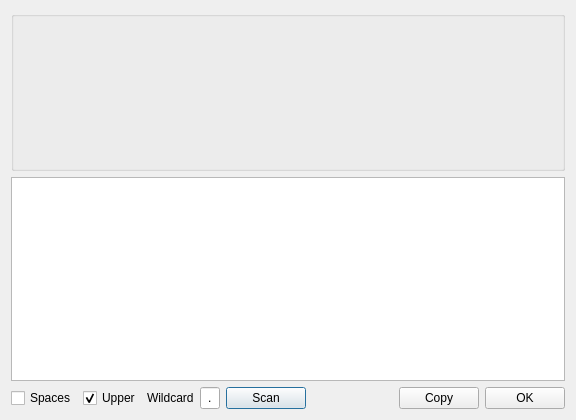
Old version of the form dialoghexsignature.ui in the repository horsicq/FormatDialogs.
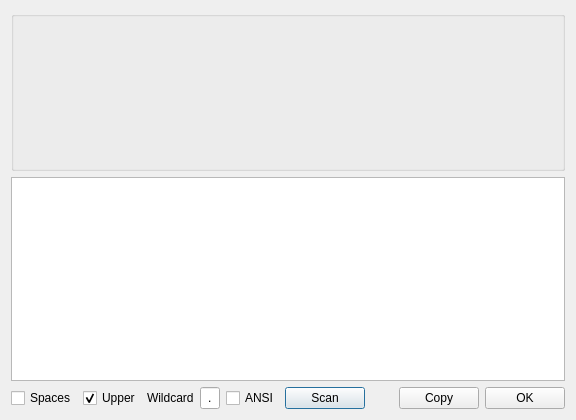
New version of the form.

```diff
--- a/dialoghexsignature.ui
+++ b/dialoghexsignature.ui
@@ -165,6 +165,13 @@
        </property>
       </widget>
      </item>
+     <item>
+      <widget class="QCheckBox" name="checkBoxANSI">
+       <property name="text">
+        <string notr="true">ANSI</string>
+       </property>
+      </widget>
+     </item>
      <item>
       <widget class="QPushButton" name="pushButtonScan">
        <property name="text">
```
Left out of the diff: 9 changed lines with no effect on the pictures.
